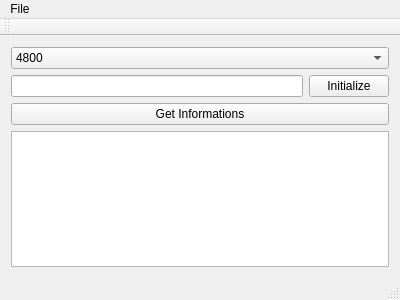
jh-isw/ArduinoSerialQt, file mainwindow.ui: the form before one commit.
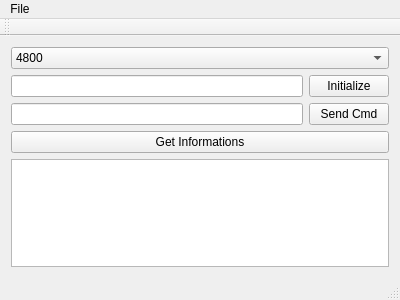
The form after the commit.

Commit message: add common write function and widgets to send a command

Patch:
```diff
--- a/mainwindow.ui
+++ b/mainwindow.ui
@@ -21,6 +21,20 @@
     </sizepolicy>
    </property>
    <layout class="QGridLayout" name="gridLayout">
+    <item row="2" column="0">
+     <layout class="QHBoxLayout" name="horizontalLayout_2">
+      <item>
+       <widget class="QLineEdit" name="lineEdit_Cmd"/>
+      </item>
+      <item>
+       <widget class="QPushButton" name="pushButton_SendCmd">
+        <property name="text">
+         <string>Send Cmd</string>
+        </property>
+       </widget>
+      </item>
+     </layout>
+    </item>
     <item row="0" column="0">
      <widget class="QComboBox" name="comboBox">
       <item>
@@ -65,7 +79,7 @@
       </item>
      </widget>
     </item>
-    <item row="2" column="0">
+    <item row="4" column="0">
      <widget class="QPushButton" name="pushButton_GetInf">
       <property name="text">
        <string>Get Informations</string>
@@ -86,7 +100,7 @@
       </item>
      </layout>
     </item>
-    <item row="3" column="0">
+    <item row="5" column="0">
      <widget class="QTextBrowser" name="textBrowser"/>
     </item>
    </layout>
```
Left out of the diff: 2 changed lines with no effect on the pictures. The commit also changes 2 other files.
